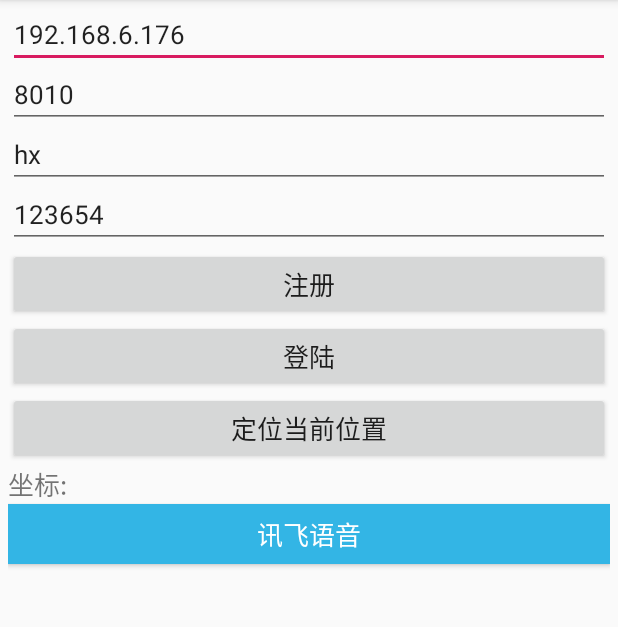
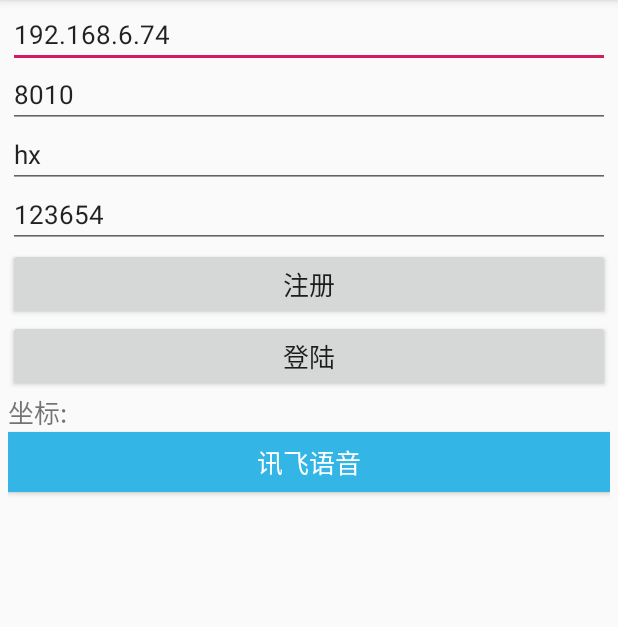
Before and after one commit to huangxian1215/farmshop, an Android app: the screen it shows after launch (LoginActivity), after a tap on "登陆", on a phone screen of 412 x 824 dp, the part 84-711 px from its top. Run offline under Robolectric (Android 15) with nearby library versions, the phone set to English and light mode, and no system bars; 2 statements that could not run were skipped.

Commit message:
优化
删除强制主线程使用网络通信

```diff
--- a/app/src/main/AndroidManifest.xml
+++ b/app/src/main/AndroidManifest.xml
@@ -5,7 +5,7 @@
     <!-- SD卡 -->
     <uses-permission android:name="android.permission.READ_EXTERNAL_STORAGE" />
     <uses-permission android:name="android.permission.MOUNT_UNMOUNT_FILESYSTEMS" />
-    <uses-permission android:name="android.permission." />
+    <uses-permission android:name="android.permission.DELETE_CACHE_FILES" />
     <!-- 互联网 -->
     //获取设备网络状态，禁用后无法获取网络状态
     <uses-permission android:name="android.permission.ACCESS_NETWORK_STATE" />
@@ -61,7 +61,6 @@
         <activity android:name=".iflytek.VoiceRecognizeActivity" />
         <activity android:name=".iflytek.VoiceComposeActivity" />
         <activity android:name=".iflytek.VoiceSettingsActivity" />
-
         <service
             android:name="com.baidu.location.f"
             android:enabled="true"
--- a/app/src/main/java/com/example/farmshop/activity/CenterActivity.java
+++ b/app/src/main/java/com/example/farmshop/activity/CenterActivity.java
@@ -1,6 +1,7 @@
 package com.example.farmshop.activity;
 
 import android.os.Bundle;
+import android.os.StrictMode;
 import android.support.design.widget.TabLayout;
 import android.support.v4.app.Fragment;
 import android.support.v4.app.FragmentManager;
@@ -35,13 +36,14 @@ public class CenterActivity extends AppCompatActivity implements OnGetFileListen
     @Override
     protected void onCreate(Bundle savedInstanceState) {
         super.onCreate(savedInstanceState);
+
         setContentView(R.layout.activity_center);
         tlFile = findViewById(R.id.tl_file);
         vpFile = findViewById(R.id.vp_file);
         app = MainApplication.getInstance();
         downLoadConfig();
         //for test 0606
-//        initData();
+        initData();
     }
 
     private void downLoadConfig(){
--- a/app/src/main/java/com/example/farmshop/activity/LoginActivity.java
+++ b/app/src/main/java/com/example/farmshop/activity/LoginActivity.java
@@ -53,6 +53,8 @@ public class LoginActivity extends AppCompatActivity implements OnClickListener,
     protected void onCreate(Bundle savedInstanceState) {
         super.onCreate(savedInstanceState);
 
+//        StrictMode.ThreadPolicy policy = new StrictMode.ThreadPolicy.Builder().permitAll().build();
+//        StrictMode.setThreadPolicy(policy);
         // 注意该方法要在setContentView方法之前实现
         mLocationClient = new LocationClient(getApplicationContext());//声明LocationClient类
         mLocationClient.registerLocationListener(myListener);//注册监听函数
@@ -68,7 +70,7 @@ public class LoginActivity extends AppCompatActivity implements OnClickListener,
         findViewById(R.id.btn_login).setOnClickListener(this);
         findViewById(R.id.btn_iflay).setOnClickListener(this);
         //test map SDK
-        findViewById(R.id.btn_locate).setOnClickListener(this);
+        findViewById(R.id.btn_cutpic).setOnClickListener(this);
         app = MainApplication.getInstance();
         mContext = this;
 
@@ -88,7 +90,8 @@ public class LoginActivity extends AppCompatActivity implements OnClickListener,
                 Manifest.permission.ACCESS_FINE_LOCATION,
                 Manifest.permission.CAMERA,
                 Manifest.permission.WAKE_LOCK,
-                Manifest.permission.RECORD_AUDIO
+                Manifest.permission.RECORD_AUDIO,
+                Manifest.permission.DELETE_CACHE_FILES
         }, 1);
     }
 
@@ -108,9 +111,10 @@ public class LoginActivity extends AppCompatActivity implements OnClickListener,
 //            Intent intent = new Intent(mContext, CenterActivity.class);
 //            startActivity(intent);
         }
-        //定位
-        if(v.getId() == R.id.btn_locate){
-
+        //裁剪图片
+        if(v.getId() == R.id.btn_cutpic){
+            Intent intent = new Intent(this, CutPictureActivity.class);
+            startActivity(intent);
         }
         //讯飞语音
         if(v.getId() == R.id.btn_iflay){
@@ -134,9 +138,11 @@ public class LoginActivity extends AppCompatActivity implements OnClickListener,
             String ipstr = et_ip.getText().toString();
             String strport = et_port.getText().toString();
             int port = Integer.parseInt(strport);
+            //httpUrl = "http://192.168.6.176:8080/";
+            app.httpUrl = "http://"+ ipstr + ":8080/";
             app.mTransmit.setIpPort(ipstr, port);
             app.mTransmit.setOnNetListener(this);
-            new Thread( app.mTransmit).start();
+            new Thread(  app.mTransmit).start();
         }else {
             loginUgly();
         }
--- a/app/src/main/java/com/example/farmshop/thread/MessageTransmit.java
+++ b/app/src/main/java/com/example/farmshop/thread/MessageTransmit.java
@@ -33,6 +33,9 @@ public class MessageTransmit implements Runnable {
     //sessionId
     private String sessionId = "";
     private MainApplication app;
+
+    private byte[]  mBytearray;
+    private byte[]  mBuffer;
     public void setIpPort(String str, int port){
         SOCKET_IP = str;
         SOCKET_PORT = port;
@@ -61,19 +64,29 @@ public class MessageTransmit implements Runnable {
         @Override
         public void handleMessage(Message msg) {
             byte[] bytearray = ((ByteData)msg.obj).data;
-            try{
-                //
+            mBytearray = bytearray;
                 long dataLent = bytearray.length + 0;
                 byte[] buffer1 = new byte[8];
+
                 for (int i = 0; i < 8; i++) {
                     int offset = 64 - (i + 1) * 8;
                     buffer1[i] = (byte) ((dataLent >> offset) & 0xff);
                 }
-                mWriter.write(buffer1);
+                mBuffer = buffer1;
+                //网络请求需要开线程, new Thread() 不用手动回收
+                new Thread(runnable).start();
+        }
+    };
 
-                mWriter.write(bytearray);
-            }catch (IOException e){
+    Runnable runnable = new Runnable() {
+        @Override
+        public void run() {
+            try {
+                mWriter.write(mBuffer);
+                mWriter.write(mBytearray);
+            } catch (IOException e) {
                 e.printStackTrace();
+
             }
         }
     };
--- a/app/src/main/java/com/example/farmshop/upfiles/activity/UpFileMainActivity.java
+++ b/app/src/main/java/com/example/farmshop/upfiles/activity/UpFileMainActivity.java
@@ -42,9 +42,6 @@ public class UpFileMainActivity extends AppCompatActivity{
     @Override
     protected void onCreate(Bundle savedInstanceState) {
         super.onCreate(savedInstanceState);
-
-        StrictMode.ThreadPolicy policy = new StrictMode.ThreadPolicy.Builder().permitAll().build();
-        StrictMode.setThreadPolicy(policy);
 
         setContentView(R.layout.activity_main_upfile);
         btnMedia = findViewById(R.id.btn_media);
--- a/app/src/main/res/layout/activity_login.xml
+++ b/app/src/main/res/layout/activity_login.xml
@@ -8,7 +8,7 @@
         android:layout_width="match_parent"
         android:layout_height="40dp"
         android:gravity="left|center"
-        android:text="192.168.6.176"
+        android:text="192.168.6.74"
         android:textSize="17sp" />
     <EditText
         android:id="@+id/et_port"
@@ -44,12 +44,6 @@
         android:layout_height="wrap_content"
         android:text="登陆"
         android:textSize="17sp" />
-    <Button
-        android:id="@+id/btn_locate"
-        android:layout_width="match_parent"
-        android:layout_height="wrap_content"
-        android:text="定位当前位置"
-        android:textSize="17sp" />
     <TextView
         android:id="@+id/tv_location"
         android:layout_width="match_parent"
```
Also changed, not shown: app/src/main/java/com/example/farmshop/upfiles/thread/TcpSendData.java (+14 -3 lines).
